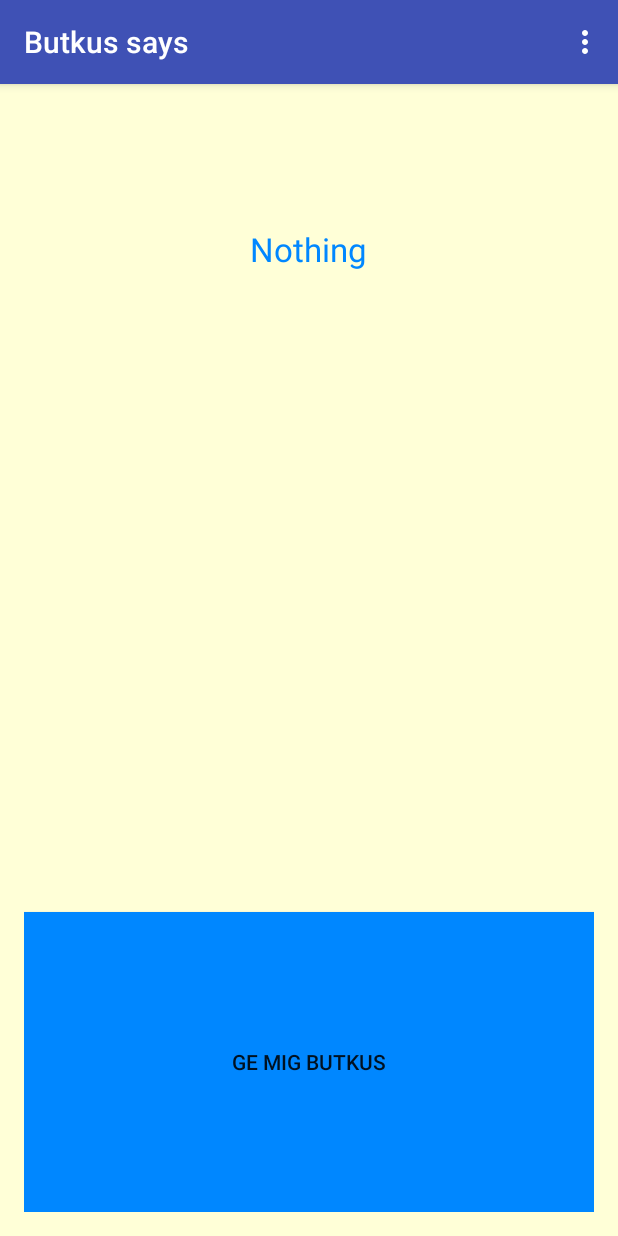
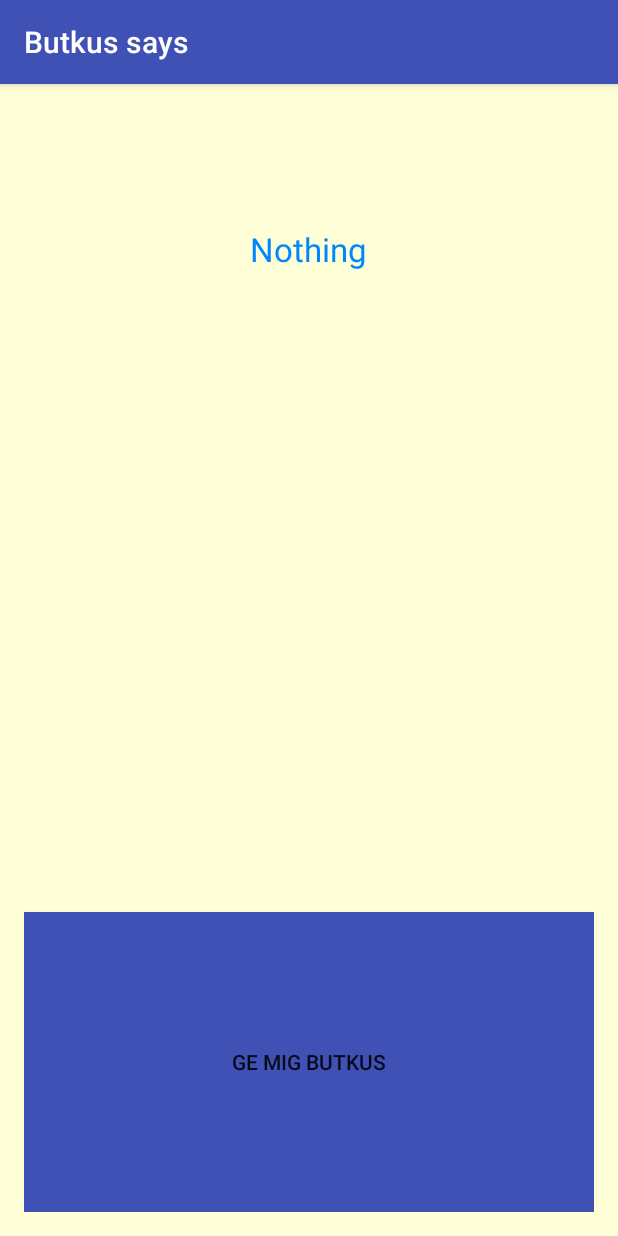
Before and after one commit to kjutbring/butkus, an Android app: the screen it shows after launch (MainActivity), after a tap on "GE MIG BUTKUS", on a phone screen of 412 x 824 dp. Run offline under Robolectric (Android 15) with nearby library versions, the phone set to English and light mode, and no system bars; 2 statements that could not run were skipped.

```diff
--- a/app/src/main/java/butkus/com/butkus/MainActivity.java
+++ b/app/src/main/java/butkus/com/butkus/MainActivity.java
@@ -3,16 +3,9 @@ package butkus.com.butkus;
 import android.content.Intent;
 import android.graphics.Color;
 import android.os.AsyncTask;
-import android.os.Build;
 import android.support.v7.app.AppCompatActivity;
 import android.os.Bundle;
-import android.util.Log;
-import android.view.Menu;
-import android.view.MenuInflater;
-import android.view.MenuItem;
 import android.view.View;
-import android.widget.Button;
-import android.widget.ShareActionProvider;
 import android.widget.TextView;
 
 import java.io.IOException;
@@ -35,28 +28,15 @@ public class MainActivity extends AppCompatActivity {
     protected void onCreate(Bundle savedInstanceState) {
         super.onCreate(savedInstanceState);
         setContentView(R.layout.activity_main);
-
-        Button button = (Button) findViewById(R.id.butkusButton);
-        button.setBackgroundColor(Color.parseColor(randomColor()));
-    }
-
-    @Override
-    public boolean onCreateOptionsMenu(Menu menu) {
-        getMenuInflater().inflate(R.menu.menu, menu);
-        MenuItem item = menu.findItem(R.id.menu_item_share);
-
-        return true;
     }
 
     public void butkusClicked(View view) {
         quote = getButkus();
 
         TextView quoteTextView = (TextView) findViewById(R.id.quoteTextView);
-        Button button = (Button) findViewById(R.id.butkusButton);
 
         quoteTextView.setTextColor(Color.parseColor(randomColor()));
         quoteTextView.setText(quote);
-        button.setBackgroundColor(Color.parseColor(randomColor()));
     }
 
     public String getButkus() {
--- a/app/src/main/res/layout/activity_main.xml
+++ b/app/src/main/res/layout/activity_main.xml
@@ -24,6 +24,6 @@
         android:layout_alignParentBottom="true"
         android:layout_centerHorizontal="true"
         android:onClick="butkusClicked"
-        android:background="#af8700" />
+        android:background="#3F51B5" />
 
 </RelativeLayout>
```
Also changed, not shown: 1 other file.
